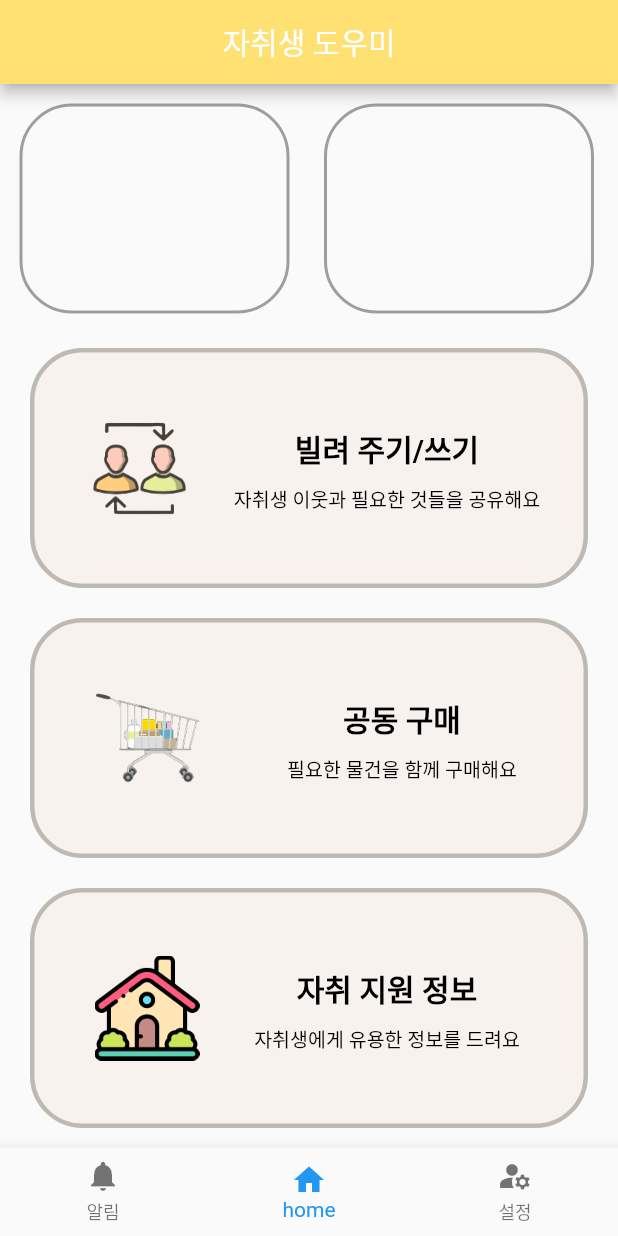
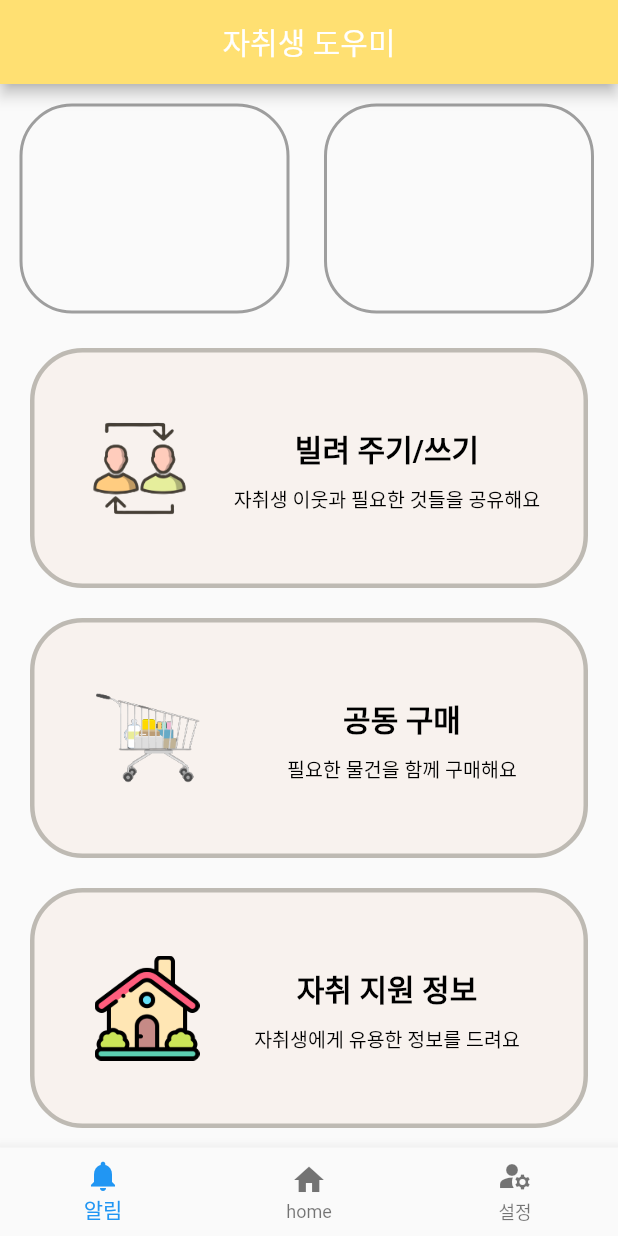
Before and after one commit to leejieun0000/fighting6, a Flutter app: the screen it shows after launch, after a tap on "로그인", on a phone screen of 412 x 824 dp. Run offline on Flutter 3.47's test engine with Material 2 defaults, Android fonts, the phone set to English and light mode, and no system bars; our stand-ins replace image_picker.

Commit message:
bottombar retouch

```diff
--- a/lib/Landing_S.dart
+++ b/lib/Landing_S.dart
@@ -20,7 +20,8 @@ import 'package:flutter_localizations/flutter_localizations.dart';
 // }
 
 class LandingSetting extends StatefulWidget {
-  const LandingSetting({Key? key}) : super(key: key);
+  const LandingSetting({super.key, required this.tabIndex});
+  final int tabIndex;
 
   @override
   _LandingSettingState createState() => _LandingSettingState();
--- a/lib/home.dart
+++ b/lib/home.dart
@@ -1,6 +1,7 @@
 import 'package:flutter/material.dart';
 import 'package:project1/LB_page.dart';
 import 'package:project1/home_button.dart';
+import 'package:project1/navigators/LandingNavigator.dart';
 
 class MyHome extends StatefulWidget{
   const MyHome({Key? key}) : super(key: key);
@@ -10,7 +11,7 @@ class MyHome extends StatefulWidget{
 }
 
 class _MyHomeState extends State<MyHome>{
-  int _currentTabIndex = 1;
+  int _currentTabIndex = 0;
 
   void _tabSelect(int tabIndex){
     setState(() {
@@ -18,47 +19,31 @@ class _MyHomeState extends State<MyHome>{
     });
   }
 
-  // List<Widget> _tapNavigatorBuilder(){
-  //   return [
-  //
-  //   ];
-  // }
+  List<Widget> _tapNavigatorBuilder(){
+    return [
+      LandingNavigator(tabIndex: _currentTabIndex),
+    ];
+  }
 
   @override
   Widget build(BuildContext context) {
+    final TabNavigationBuilder = _tapNavigatorBuilder();
     return Scaffold(
-      appBar: AppBar (
-        title: Text(
-          '자취생 도우미',
-        ),
-        automaticallyImplyLeading: false,
-        // actions: [
-        //   IconButton(
-        //     onPressed: (){},
-        //     icon: Icon(Icons.search),
-        //   ),
-        //   IconButton(
-        //     onPressed: (){},
-        //     icon: Icon(Icons.list),
-        //   ),
-        //   IconButton(
-        //     onPressed: (){},
-        //     icon: Icon(Icons.notifications),
-        //   ),
-        // ],
+      body: Center (
+        child: TabNavigationBuilder.elementAt(_currentTabIndex),
       ),
-      body: IndexedStack(
-        index: _currentTabIndex,
-        children: [
-          Container(
-            color: Colors.accents[0],
-          ),
-          HomeButton(),
-          Container(
-            color: Colors.white,
-          ),
-        ],
-      ),
+      // IndexedStack(
+      //   index: _currentTabIndex,
+      //   children: [
+      //     Container(
+      //       color: Colors.accents[0],
+      //     ),
+      //     HomeButton(),
+      //     Container(
+      //       color: Colors.white,
+      //     ),
+      //   ],
+      // ),
       bottomNavigationBar: BottomNavigationBar(
         currentIndex: _currentTabIndex,
         onTap: (index){
--- a/lib/home_button.dart
+++ b/lib/home_button.dart
@@ -6,11 +6,19 @@ import 'package:project1/screen/information1.dart';
 import 'package:project1/screen/information2.dart';
 
 class HomeButton extends StatelessWidget {
-  const HomeButton({Key? key}) : super(key: key);
+  const HomeButton({super.key, required this.tabIndex});
+  final int tabIndex;
 
   @override
   Widget build(BuildContext context){
-    return Column(
+    return Scaffold(
+      appBar: AppBar (
+      title: Text(
+        '자취생 도우미',
+      ),
+        automaticallyImplyLeading: false
+      ),
+      body: Column(
         children: [
           SingleChildScrollView(
             scrollDirection: Axis.horizontal,
@@ -60,9 +68,10 @@ class HomeButton extends StatelessWidget {
                   margin: EdgeInsets.only(left: 20),
                   child: InkWell(
                     onTap: (){
-                    Navigator.push(
-                      context,
-                      MaterialPageRoute(builder: (context) => const LandingSetting()),
+                      Navigator.pushNamed(context, '/LandingSetting'
+                        // Navigator.push(
+                        //   context,
+                        //   MaterialPageRoute(builder: (context) => const LandingSetting()),
                       );
                     },
                     child: Image.asset("images/human.png",
@@ -78,9 +87,7 @@ class HomeButton extends StatelessWidget {
                     children: [
                       TextButton(
                         onPressed: (){
-                        Navigator.push(
-                          context,
-                          MaterialPageRoute(builder: (context) => const LandingSetting()),
+                          Navigator.pushNamed(context, '/LandingSetting'
                           );
                         },
                         child: Text(
@@ -206,6 +213,7 @@ class HomeButton extends StatelessWidget {
             ),
           ),
         ],
+      ),
     );
   }
 }
--- /dev/null
+++ b/lib/navigators/LandingNavigator.dart
@@ -0,0 +1,32 @@
+import 'package:flutter/material.dart';
+import 'package:project1/Landing_S.dart';
+import 'package:project1/home_button.dart';
+
+class LandingNavigator extends StatelessWidget{
+  const LandingNavigator({super.key, required this.tabIndex});
+  final int tabIndex;
+
+  Map<String, WidgetBuilder> _routeBuilder(BuildContext context) {
+    return {
+      "/" : (context) => HomeButton(
+        tabIndex: tabIndex,
+      ),
+      "/LandingSetting": (context) => LandingSetting(
+        tabIndex: tabIndex,
+      ),
+    };
+  }
+
+  @override
+  Widget build(BuildContext context){
+    final routeBuilder = _routeBuilder(context);
+    return Navigator(
+      initialRoute: '/',
+      onGenerateRoute: ((settings) {
+        return MaterialPageRoute(
+            builder: (context) => routeBuilder[settings.name!]!(context),
+        );
+      }),
+    );
+  }
+}
```
Lines whose indentation alone changed are shown as unchanged.
